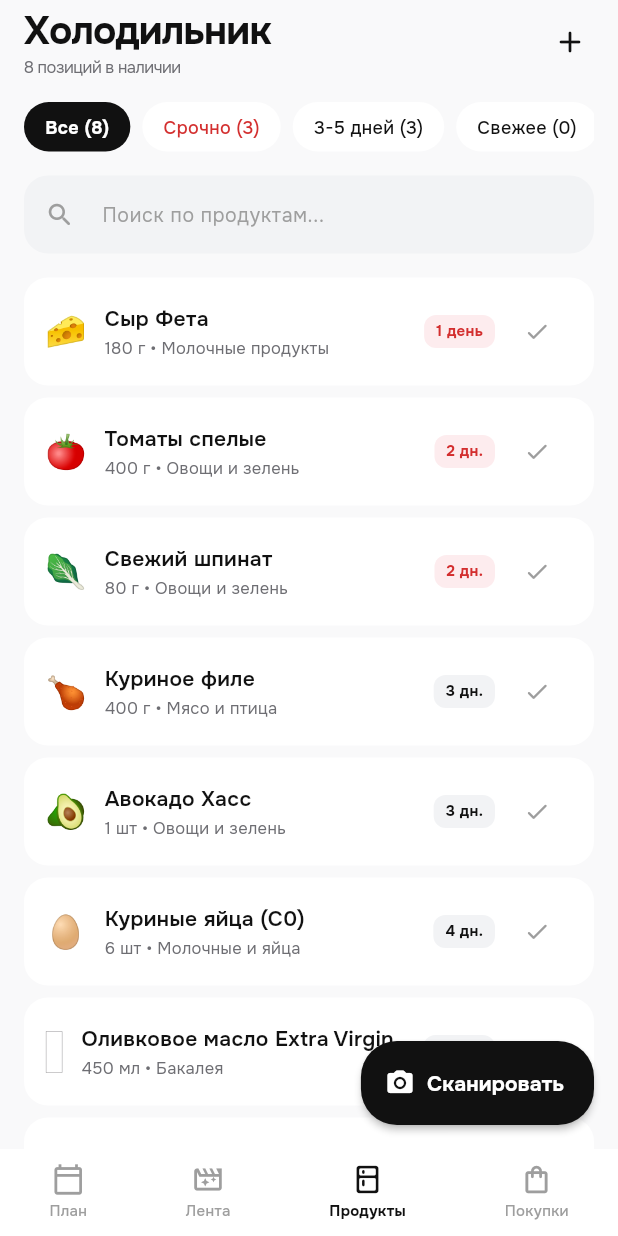
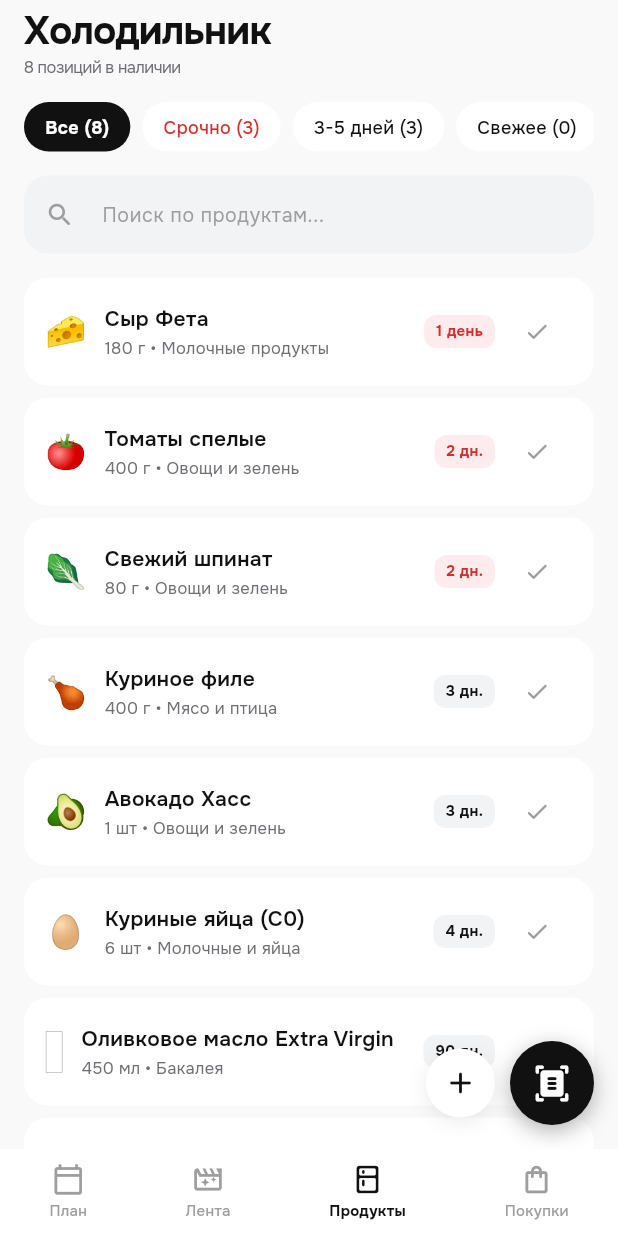
Before and after one commit to degtyarikup-ui/sprout-food-app, a Flutter app: the screen it shows after launch, item 3 of the bottom bar chosen, on a phone screen of 412 x 824 dp. Run offline on Flutter 3.47's test engine with Material 3 defaults, Android fonts, the phone set to English and light mode, and no system bars; our stand-ins replace flutter_riverpod, google_fonts, image_picker, shared_preferences, speech_to_text; network calls fail.

Commit message:
feat: icon-only scanner FAB with document_scanner icon and adjacent unaccented add button

```diff
--- a/lib/features/fridge/screens/fridge_screen.dart
+++ b/lib/features/fridge/screens/fridge_screen.dart
@@ -56,11 +56,13 @@ class _FridgeScreenState extends ConsumerState<FridgeScreen> {
             ),
           ],
         ),
-        actions: [
-          IconButton(
-            icon: const Icon(Icons.add_rounded, size: 24),
-            tooltip: 'Добавить вручную',
-            onPressed: () {
+      ),
+      floatingActionButton: Row(
+        mainAxisSize: MainAxisSize.min,
+        children: [
+          // Secondary Non-Accented Manual Add Button (+)
+          GestureDetector(
+            onTap: () {
               HapticFeedback.lightImpact();
               showModalBottomSheet(
                 context: context,
@@ -69,24 +71,60 @@ class _FridgeScreenState extends ConsumerState<FridgeScreen> {
                 builder: (context) => const AddProductSheet(),
               );
             },
+            child: Container(
+              width: 46,
+              height: 46,
+              decoration: BoxDecoration(
+                color: AppColors.surface,
+                shape: BoxShape.circle,
+                boxShadow: [
+                  BoxShadow(
+                    color: Colors.black.withValues(alpha: 0.08),
+                    blurRadius: 10,
+                    offset: const Offset(0, 3),
                   ),
-          const SizedBox(width: 8),
                 ],
               ),
-      floatingActionButton: FloatingActionButton.extended(
-        onPressed: () {
+              child: const Icon(
+                Icons.add_rounded,
+                color: AppColors.textPrimary,
+                size: 24,
+              ),
+            ),
+          ),
+          const SizedBox(width: 10),
+
+          // Primary Accented Scanning Button (Icon only)
+          GestureDetector(
+            onTap: () {
               HapticFeedback.mediumImpact();
               Navigator.push(
                 context,
                 MaterialPageRoute(builder: (context) => const AiMagicScanScreen()),
               );
             },
-        backgroundColor: AppColors.primary,
-        foregroundColor: AppColors.primaryForeground,
-        elevation: 2,
-        shape: RoundedRectangleBorder(borderRadius: BorderRadius.circular(24)),
-        icon: const Icon(Icons.camera_alt_rounded, size: 20),
-        label: const Text('Сканировать', style: TextStyle(fontWeight: FontWeight.w700)),
+            child: Container(
+              width: 56,
+              height: 56,
+              decoration: BoxDecoration(
+                color: AppColors.primary,
+                shape: BoxShape.circle,
+                boxShadow: [
+                  BoxShadow(
+                    color: AppColors.primary.withValues(alpha: 0.32),
+                    blurRadius: 12,
+                    offset: const Offset(0, 4),
+                  ),
+                ],
+              ),
+              child: const Icon(
+                Icons.document_scanner_rounded,
+                color: AppColors.primaryForeground,
+                size: 26,
+              ),
+            ),
+          ),
+        ],
       ),
       body: CustomScrollView(
         slivers: [
```
Lines whose indentation alone changed are shown as unchanged.
